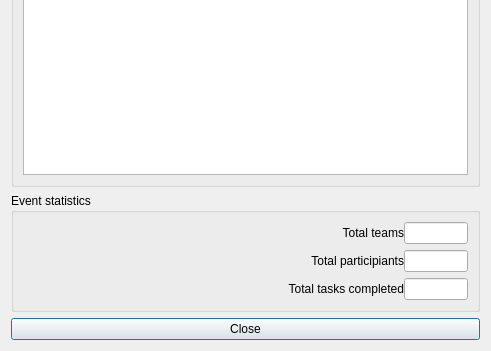
The window that trunk/gui_rankings.ui (FrankMamuda/ketoevent) describes before a commit, drawn with Qt 5; both pictures show x 0 to 491 and y 158 to 509 of the 491 by 509 pixel window.
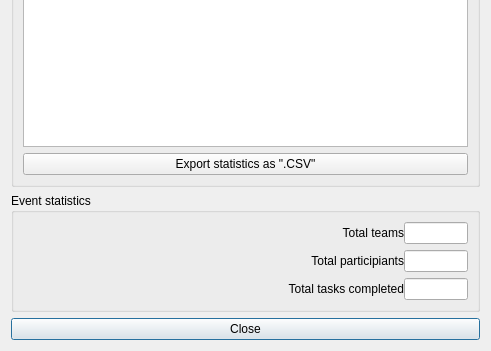
The same window after the commit. Icons and pictures are not drawn.

Commit message: statistics export

Diff of the .ui file:
```diff
--- a/trunk/gui_rankings.ui
+++ b/trunk/gui_rankings.ui
@@ -43,6 +43,13 @@
         </property>
        </widget>
       </item>
+      <item>
+       <widget class="QPushButton" name="exportButton">
+        <property name="text">
+         <string>Export statistics as &quot;.CSV&quot;</string>
+        </property>
+       </widget>
+      </item>
      </layout>
     </widget>
    </item>
@@ -161,6 +168,9 @@
       <iconset resource="resources.qrc">
        <normaloff>:/icons/close_16</normaloff>:/icons/close_16</iconset>
      </property>
+     <property name="default">
+      <bool>true</bool>
+     </property>
     </widget>
    </item>
   </layout>
```
The commit also changes 4 other files.
